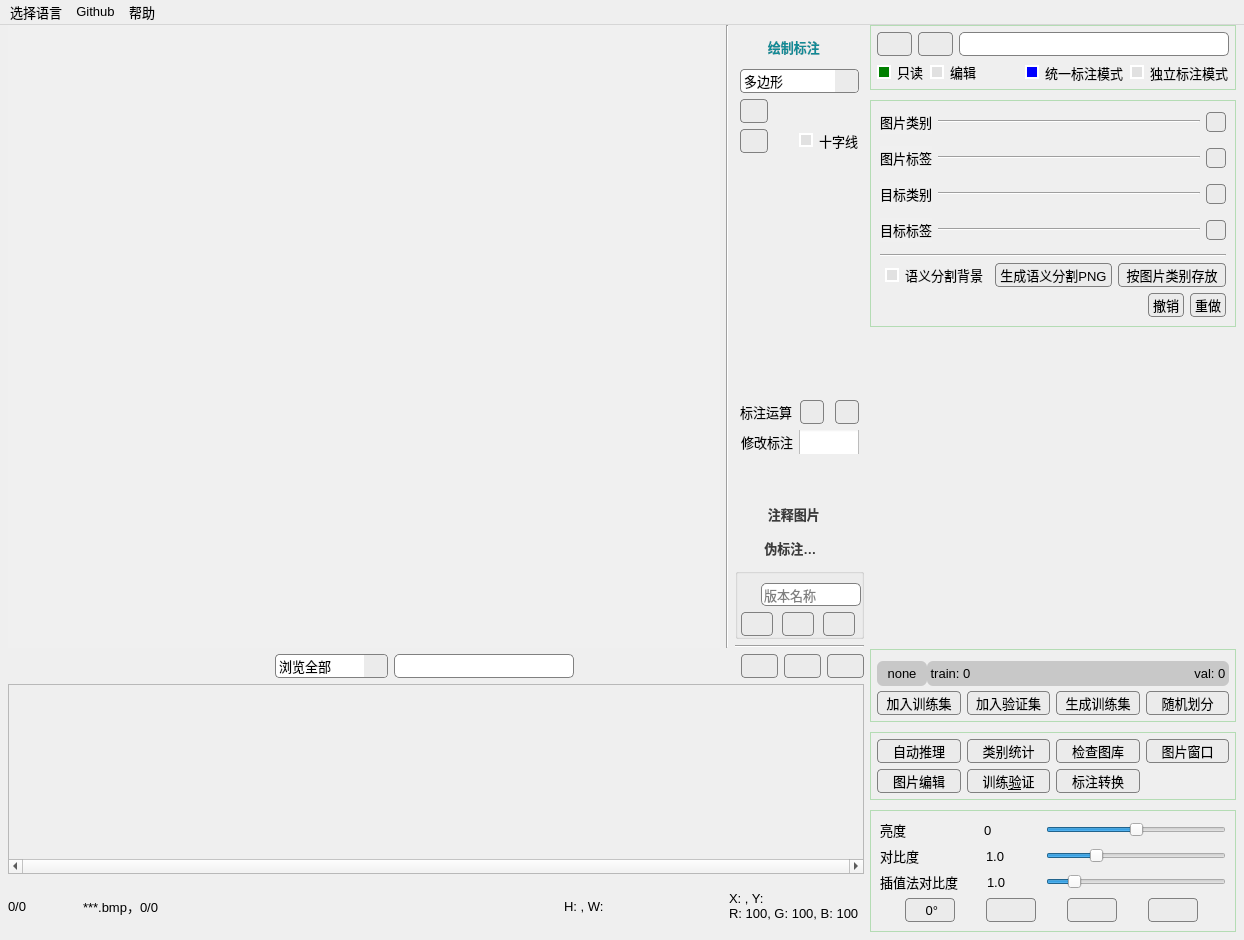
Before: the Qt Designer form main_window_new_fw.ui in feiyuhuahuo/HuaHuoLabel, drawn with Qt 5.
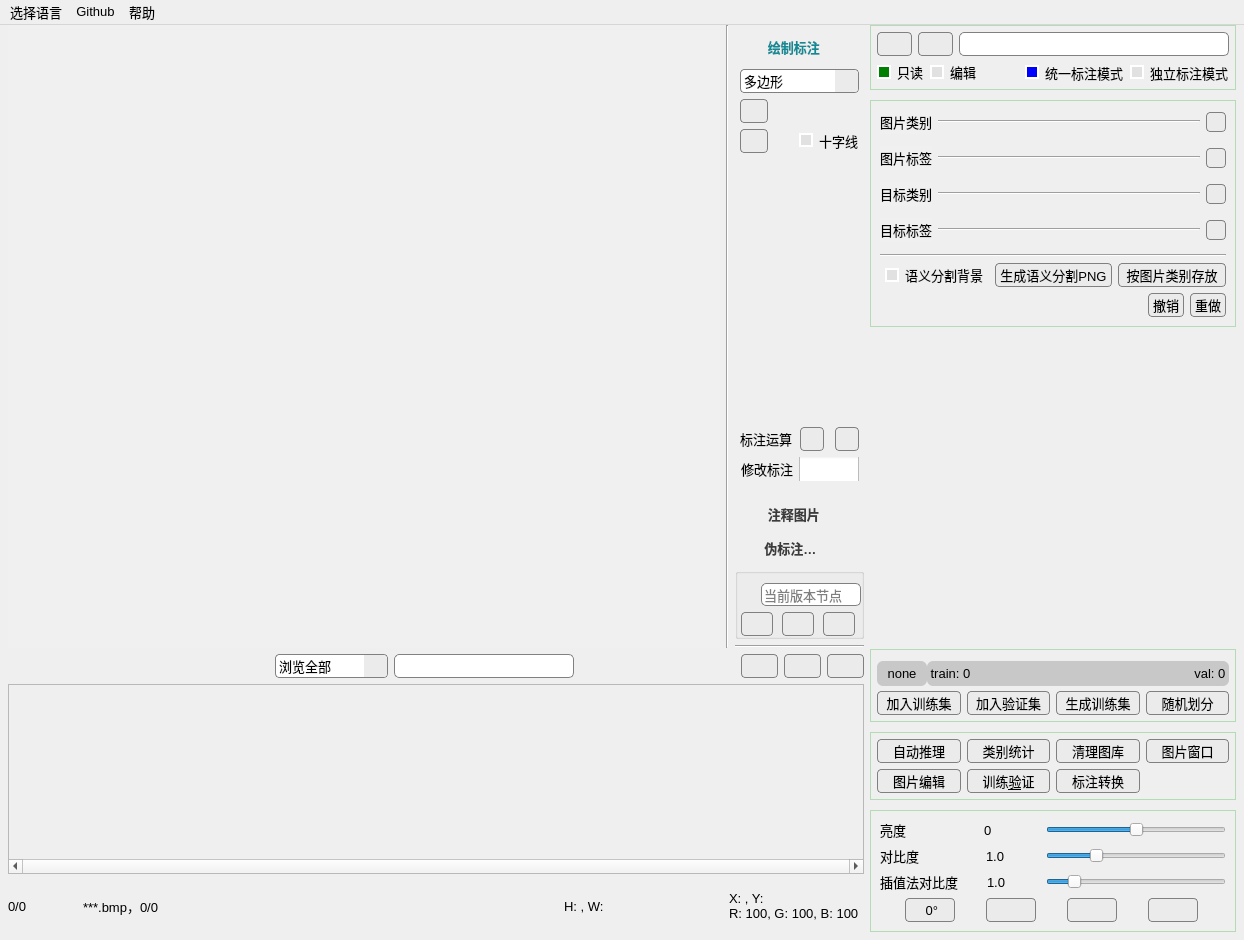
After: the same form once the commit is applied. Icons and pictures are not drawn. Custom widgets are drawn as their Qt base class.

The edit to the form file:
```diff
--- a/main_window_new_fw.ui
+++ b/main_window_new_fw.ui
@@ -163,7 +163,7 @@
              <attribute name="label">
               <string>        绘制标注</string>
              </attribute>
-             <layout class="QVBoxLayout" name="verticalLayout_2" stretch="1,1,0,20,1,1,0">
+             <layout class="QVBoxLayout" name="verticalLayout_2" stretch="1,1,0,20,1,1,1">
               <property name="spacing">
                <number>6</number>
               </property>
@@ -1184,7 +1184,7 @@
                   <string/>
                  </property>
                  <property name="placeholderText">
-                  <string>版本名称</string>
+                  <string>当前版本节点</string>
                  </property>
                 </widget>
                </item>
@@ -3470,7 +3470,7 @@
 </string>
            </property>
            <property name="text">
-            <string>检查图库</string>
+            <string>清理图库</string>
            </property>
            <property name="icon">
             <iconset>
```
Left out of the diff: 134 changed lines with no effect on the pictures.
